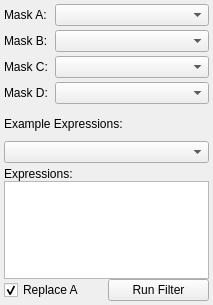
The window that Interface/ToolInterface/BooleanFilterInterface.ui (jessdtate/Seg3D) describes before a commit, drawn with Qt 5.
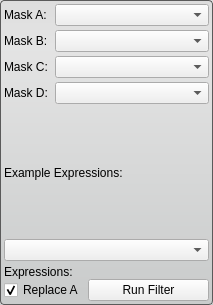
The same window after the commit.

Commit message: updates to all tool interfaces

Diff of the .ui file:
```diff
--- a/Interface/ToolInterface/BooleanFilterInterface.ui
+++ b/Interface/ToolInterface/BooleanFilterInterface.ui
@@ -37,6 +37,13 @@
   <property name="windowTitle">
    <string>Boolean Filter</string>
   </property>
+  <property name="styleSheet">
+   <string notr="true">QWidget#BooleanFilterInterface{
+	border-radius: 4px;
+	border: 1px solid rgb(90, 90, 90);
+	background-color: qlineargradient(spread:pad, x1:0.5, y1:0, x2:0.5, y2:0.960227, stop:0 rgba(221, 221, 221, 255), stop:0.155779 rgba(228, 228, 228, 255), stop:1 rgba(202, 204, 204, 255));      
+}</string>
+  </property>
   <layout class="QVBoxLayout" name="verticalLayout_3">
    <property name="spacing">
     <number>0</number>
@@ -168,7 +175,7 @@
      <item>
       <widget class="QLabel" name="label_2">
        <property name="sizePolicy">
-        <sizepolicy hsizetype="Expanding" vsizetype="Preferred">
+        <sizepolicy hsizetype="Preferred" vsizetype="Fixed">
          <horstretch>0</horstretch>
          <verstretch>0</verstretch>
         </sizepolicy>
@@ -178,39 +185,17 @@
        </property>
       </widget>
      </item>
-     <item>
-      <widget class="QTextEdit" name="textEdit">
-       <property name="sizePolicy">
-        <sizepolicy hsizetype="Expanding" vsizetype="Fixed">
-         <horstretch>0</horstretch>
-         <verstretch>0</verstretch>
-        </sizepolicy>
-       </property>
-       <property name="minimumSize">
-        <size>
-         <width>0</width>
-         <height>98</height>
-        </size>
-       </property>
-       <property name="maximumSize">
-        <size>
-         <width>16777215</width>
-         <height>98</height>
-        </size>
-       </property>
-      </widget>
-     </item>
     </layout>
    </item>
    <item>
-    <layout class="QHBoxLayout" name="replaceInvertLayout">
+    <layout class="QHBoxLayout" name="replaceInvertLayout" stretch="2,3">
      <property name="spacing">
       <number>3</number>
      </property>
      <item>
       <widget class="QCheckBox" name="replaceCheckBox">
        <property name="sizePolicy">
-        <sizepolicy hsizetype="Expanding" vsizetype="Fixed">
+        <sizepolicy hsizetype="Preferred" vsizetype="Fixed">
          <horstretch>0</horstretch>
          <verstretch>0</verstretch>
         </sizepolicy>
@@ -226,7 +211,7 @@
      <item>
       <widget class="QPushButton" name="invertButton">
        <property name="sizePolicy">
-        <sizepolicy hsizetype="Expanding" vsizetype="Fixed">
+        <sizepolicy hsizetype="Preferred" vsizetype="Fixed">
          <horstretch>0</horstretch>
          <verstretch>0</verstretch>
         </sizepolicy>
```
Left out of the diff: 6 changed lines with no effect on the pictures. The commit also changes 26 other files.
